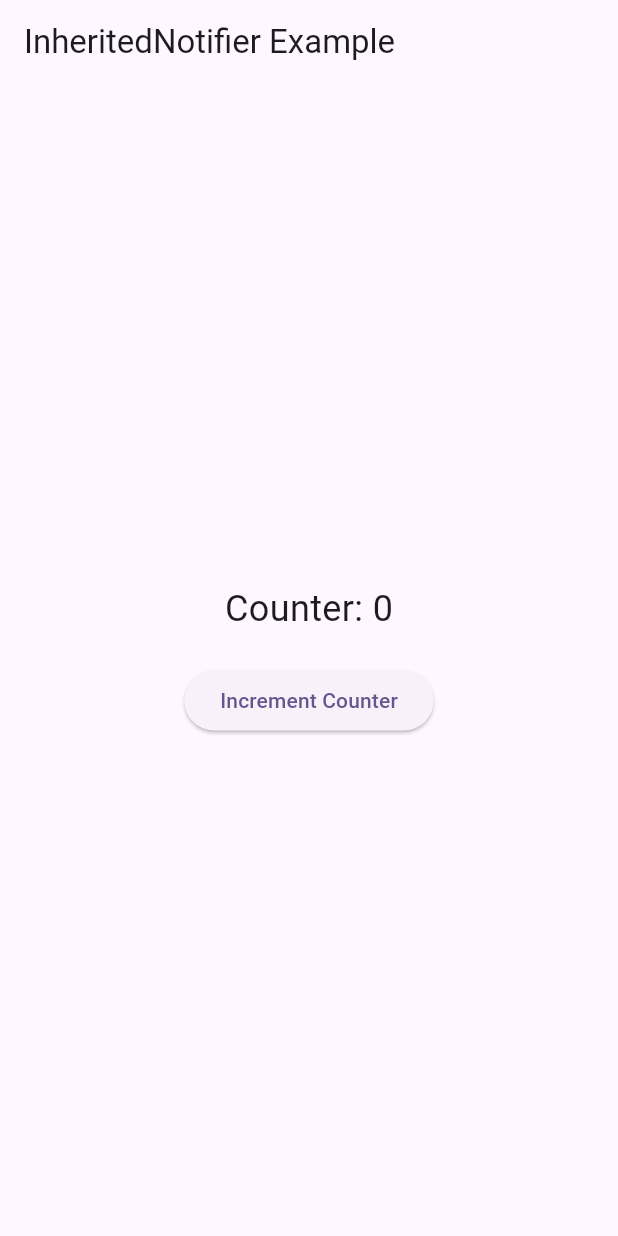
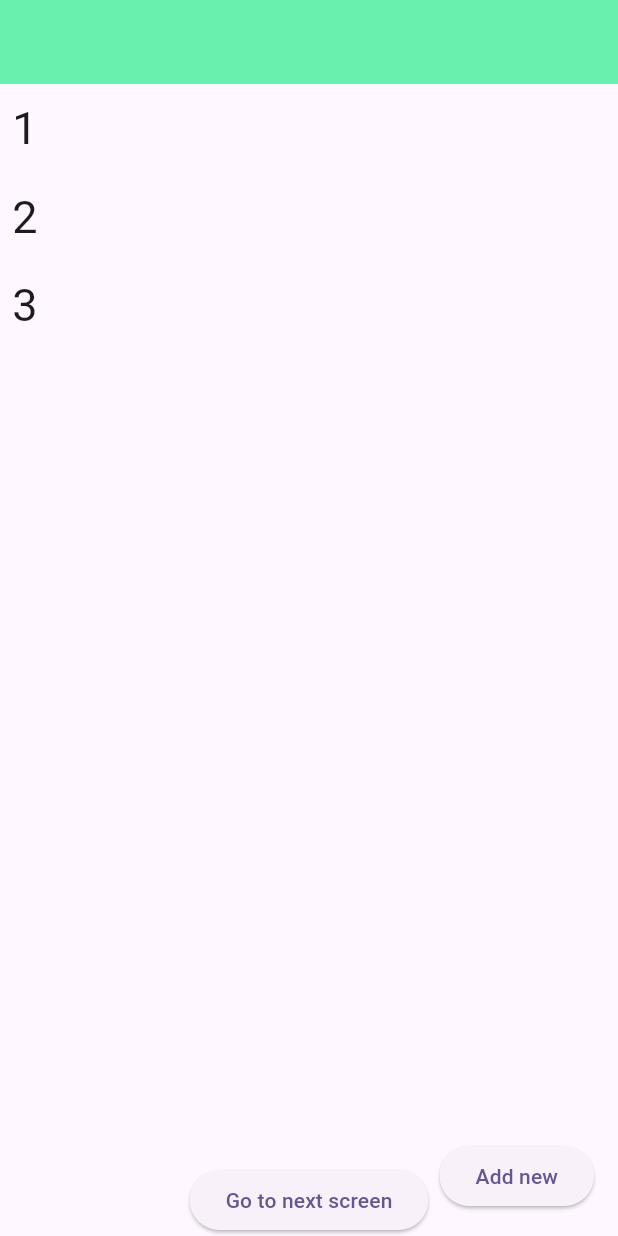
Before and after one commit to YousufRaza1/State-Management-Flutter-, a Flutter app: the screen it shows after launch, on a phone screen of 412 x 824 dp. Run offline on Flutter 3.47's test engine with Material 3 defaults, Android fonts, the phone set to English and light mode, and no system bars; missing offline and left inert: dart:ffi.

Commit message:
practices on providers

```diff
--- a/state_managment_flutter/lib/main.dart
+++ b/state_managment_flutter/lib/main.dart
@@ -3,9 +3,12 @@ import 'dart:ffi';
 import 'package:flutter/material.dart';
 import 'CounterInheritedWidget.dart';
 import 'example_change_notifier.dart';
+import 'state_management_using_provider/View/counter_main_screen.dart';
 
 void main() {
-  runApp(const MyApp());
+  runApp(
+      const MyApp()
+  );
 }
 
 class MyApp extends StatelessWidget {
@@ -20,7 +23,7 @@ class MyApp extends StatelessWidget {
         colorScheme: ColorScheme.fromSeed(seedColor: Colors.deepPurple),
         useMaterial3: true,
       ),
-      home: InheritedNotifierExample(),
+      home: CounterMainScreen(),
     );
   }
 }
--- /dev/null
+++ b/state_managment_flutter/lib/state_management_using_provider/Model/item_model.dart
@@ -0,0 +1,6 @@
+import 'package:flutter/material.dart';
+class Item {
+  final String name;
+
+  Item({required this.name});
+}
--- /dev/null
+++ b/state_managment_flutter/lib/state_management_using_provider/View/counter_main_screen.dart
@@ -0,0 +1,101 @@
+import 'package:flutter/material.dart';
+import 'package:provider/provider.dart';
+import '../ViewModel/counter_view_model.dart';
+
+class CounterMainScreen extends StatefulWidget {
+  const CounterMainScreen({super.key});
+
+  @override
+  State<CounterMainScreen> createState() => _CounterMainScreenState();
+}
+
+class _CounterMainScreenState extends State<CounterMainScreen> {
+  @override
+  Widget build(BuildContext context) {
+    return ChangeNotifierProvider(
+        create: (_) => CounterViewModel(),
+        child: Consumer<CounterViewModel>(builder: (context, viewModel, child) {
+          return Scaffold(
+            floatingActionButton: ElevatedButton(
+              onPressed: () {
+                viewModel.addNewElementInList();
+              },
+              child: Text('Add new'),
+            ),
+            appBar: AppBar(
+              backgroundColor: Colors.greenAccent,
+            ),
+            body: SafeArea(
+              child: Center(
+                child: Consumer<CounterViewModel>(
+                  builder: (context, viewModel, child) {
+                    return Column(
+                      children: [
+                        // Wrap ListView.builder in an Expanded widget
+                        Expanded(
+                          child: ListView.builder(
+                            itemCount: viewModel.listOfNumber.length,
+                            itemBuilder: (context, index) {
+                              return Padding(
+                                padding: const EdgeInsets.all(8.0),
+                                child: Text(
+                                  viewModel.listOfNumber[index].toString(),
+                                  style: TextStyle(fontSize: 30),
+                                ),
+                              );
+                            },
+                          ),
+                        ),
+                        ElevatedButton(
+                            onPressed: () {
+                              Navigator.push(context,
+                                  MaterialPageRoute(builder: (context)=> CountNextScreen(viewModel: viewModel))
+                              );
+                            },
+                            child: Text('Go to next screen')
+                        )
+                      ],
+                    );
+                  },
+                ),
+              ),
+            ),
+          );
+
+        }));
+  }
+}
+
+
+class CountNextScreen extends StatefulWidget {
+  final CounterViewModel viewModel;
+
+  CountNextScreen({super.key, required this.viewModel});
+
+  @override
+  State<CountNextScreen> createState() => _CountNextScreenState();
+}
+
+class _CountNextScreenState extends State<CountNextScreen> {
+  @override
+  Widget build(BuildContext context) {
+    return Scaffold(
+      floatingActionButton: ElevatedButton(
+          onPressed: (){
+            widget.viewModel.addNewElementInList();
+          },
+          child: Text('add new element')
+      ),
+      appBar: AppBar(
+        backgroundColor: Colors.teal,
+      ),
+      body: Center(
+        // Accessing the length of listOfNumber from the passed viewModel
+        child: Text(
+          'Number of items: ${widget.viewModel.listOfNumber.length}', // Accessing the list length here
+          style: TextStyle(fontSize: 24),
+        ),
+      ),
+    );
+  }
+}
--- /dev/null
+++ b/state_managment_flutter/lib/state_management_using_provider/ViewModel/counter_view_model.dart
@@ -0,0 +1,32 @@
+import 'package:flutter/material.dart';
+import '../Model/item_model.dart';
+import 'dart:math';
+
+class CounterViewModel extends ChangeNotifier {
+  List<int> listOfNumber = [1, 2, 3];
+  List<Item> listOfItem = [];
+
+  addNewElementInList() {
+    final lastElement = listOfNumber.last;
+    listOfNumber.add(lastElement + 1);
+    notifyListeners();
+  }
+
+  addNewItem() {
+    listOfItem.add(Item(name: generateRandomString(10)));
+  }
+
+
+  String generateRandomString(int length) {
+    const _chars = 'ABCDEFGHIJKLMNOPQRSTUVWXYZabcdefghijklmnopqrstuvwxyz0123456789';
+    Random _rnd = Random();
+
+    return String.fromCharCodes(
+      Iterable.generate(
+        length,
+            (_) => _chars.codeUnitAt(_rnd.nextInt(_chars.length)),
+      ),
+    );
+  }
+
+}
--- a/state_managment_flutter/pubspec.yaml
+++ b/state_managment_flutter/pubspec.yaml
@@ -35,6 +35,7 @@ dependencies:
   # The following adds the Cupertino Icons font to your application.
   # Use with the CupertinoIcons class for iOS style icons.
   cupertino_icons: ^1.0.8
+  provider: ^6.1.2
 
 dev_dependencies:
   flutter_test:
```
Also changed, not shown: state_managment_flutter/pubspec.lock.
